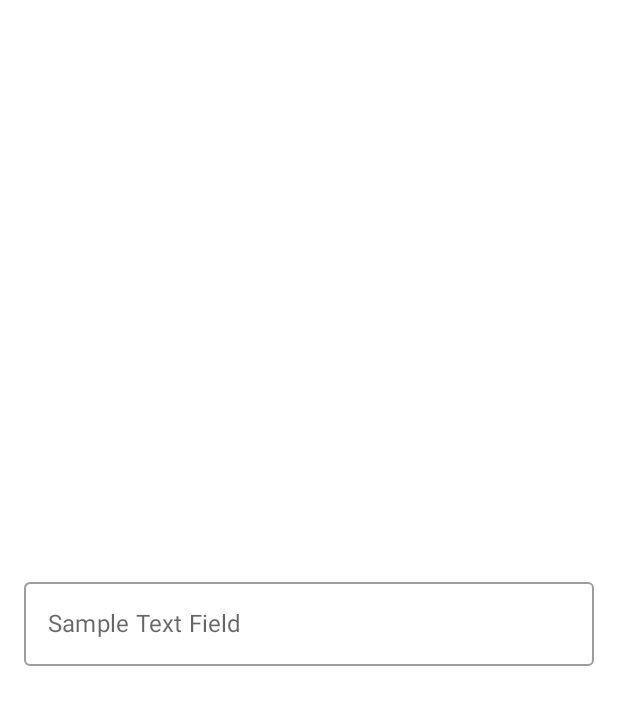
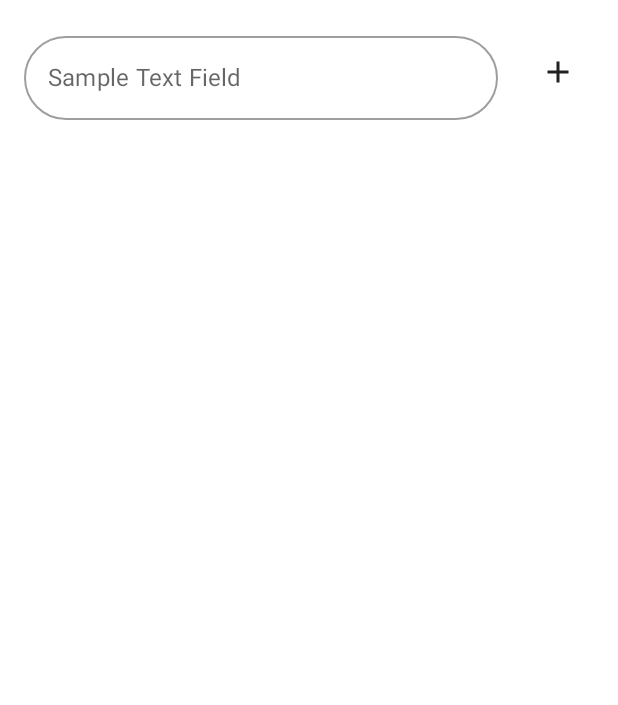
Before and after one commit to Alaksion/KotlinState, an Android app built with Jetpack Compose: the screen it shows after launch (ComposeActivity), on a phone screen of 412 x 824 dp. Shown: the top 705 px of the screen. Run offline under Robolectric (Android 15) with nearby library versions, the phone set to English and light mode, and no system bars.

Commit message:
feat: compose sample

```diff
--- a/sample/src/main/kotlin/io.github.alaksion.sample/ComposeActivity.kt
+++ b/sample/src/main/kotlin/io.github.alaksion.sample/ComposeActivity.kt
@@ -7,14 +7,25 @@ import androidx.activity.compose.setContent
 import androidx.activity.viewModels
 import androidx.compose.foundation.layout.Arrangement
 import androidx.compose.foundation.layout.Column
+import androidx.compose.foundation.layout.Row
+import androidx.compose.foundation.layout.Spacer
 import androidx.compose.foundation.layout.fillMaxSize
 import androidx.compose.foundation.layout.fillMaxWidth
+import androidx.compose.foundation.layout.height
 import androidx.compose.foundation.layout.padding
+import androidx.compose.foundation.lazy.LazyColumn
+import androidx.compose.foundation.lazy.items
+import androidx.compose.foundation.shape.RoundedCornerShape
+import androidx.compose.material.Card
 import androidx.compose.material.CircularProgressIndicator
+import androidx.compose.material.Icon
+import androidx.compose.material.IconButton
 import androidx.compose.material.MaterialTheme
 import androidx.compose.material.OutlinedTextField
 import androidx.compose.material.Scaffold
 import androidx.compose.material.Text
+import androidx.compose.material.icons.Icons
+import androidx.compose.material.icons.filled.Add
 import androidx.compose.runtime.Composable
 import androidx.compose.runtime.collectAsState
 import androidx.compose.runtime.getValue
@@ -34,7 +45,8 @@ class ComposeActivity : ComponentActivity() {
             val state by viewModel.publicState.state.collectAsState()
             Content(
                 state = state,
-                updateText = viewModel::updateText
+                updateText = viewModel::updateText,
+                submitName = viewModel::submitName
             )
         }
     }
@@ -45,7 +57,8 @@ class ComposeActivity : ComponentActivity() {
 @Composable
 private fun Content(
     state: UiState<SampleState>,
-    updateText: (String) -> Unit
+    updateText: (String) -> Unit,
+    submitName: () -> Unit
 ) {
 
     MaterialTheme {
@@ -53,7 +66,8 @@ private fun Content(
             UiStateType.Content -> {
                 ContentView(
                     state = state.stateData,
-                    updateText = updateText
+                    updateText = updateText,
+                    submitName = submitName
                 )
             }
 
@@ -67,23 +81,46 @@ private fun Content(
 @Composable
 private fun ContentView(
     state: SampleState,
-    updateText: (String) -> Unit
+    updateText: (String) -> Unit,
+    submitName: () -> Unit
 ) {
     Scaffold() {
         Column(
             modifier = Modifier
                 .fillMaxSize()
                 .padding(16.dp),
-            verticalArrangement = Arrangement.Center,
             horizontalAlignment = Alignment.CenterHorizontally
         ) {
-            OutlinedTextField(
+            Row(
                 modifier = Modifier.fillMaxWidth(),
-                value = state.name,
-                onValueChange = updateText,
-                label = { Text("Sample Text Field") },
-                maxLines = 1
-            )
+                verticalAlignment = Alignment.CenterVertically,
+                horizontalArrangement = Arrangement.spacedBy(16.dp)
+            ) {
+                OutlinedTextField(
+                    modifier = Modifier.weight(1f),
+                    value = state.name,
+                    onValueChange = updateText,
+                    label = { Text("Sample Text Field") },
+                    maxLines = 1,
+                    shape = RoundedCornerShape(64.dp)
+                )
+                IconButton(onClick = submitName) {
+                    Icon(imageVector = Icons.Default.Add, null)
+                }
+            }
+            Spacer(Modifier.height(16.dp))
+            LazyColumn(
+                modifier = Modifier.weight(1f),
+                verticalArrangement = Arrangement.spacedBy(12.dp)
+            ) {
+                items(state.names) {
+                    Card(
+                        Modifier.fillMaxWidth()
+                    ) {
+                        Text(it, Modifier.padding(16.dp))
+                    }
+                }
+            }
         }
     }
 }
```
Also changed, not shown: sample/src/main/kotlin/io.github.alaksion.sample/StateViewModel.kt (+13 -1 lines).
